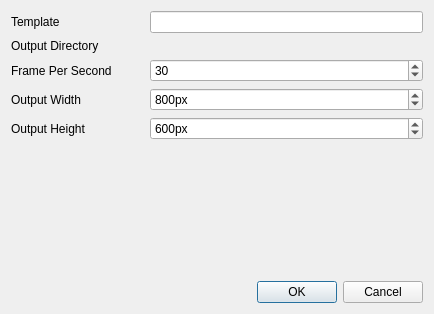
Above: src/ui/3d/animationexport3ddialog.ui from qgis/QGIS before the change. Below: the same form after it.
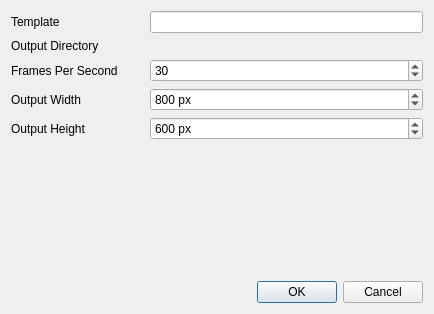
That is the form after the change. Custom widgets are drawn as their Qt base class.

```diff
--- a/src/ui/3d/animationexport3ddialog.ui
+++ b/src/ui/3d/animationexport3ddialog.ui
@@ -33,7 +33,7 @@
    <item row="2" column="0">
     <widget class="QLabel" name="mFpsLabel">
      <property name="text">
-      <string>Frame Per Second</string>
+      <string>Frames Per Second</string>
      </property>
     </widget>
    </item>
@@ -84,7 +84,7 @@
    <item row="3" column="1" colspan="2">
     <widget class="QgsSpinBox" name="mWidthSpinBox">
      <property name="suffix">
-      <string>px</string>
+      <string> px</string>
      </property>
      <property name="minimum">
       <number>100</number>
@@ -103,7 +103,7 @@
    <item row="4" column="1" colspan="2">
     <widget class="QgsSpinBox" name="mHeightSpinBox">
      <property name="suffix">
-      <string>px</string>
+      <string> px</string>
      </property>
      <property name="minimum">
       <number>100</number>
```
